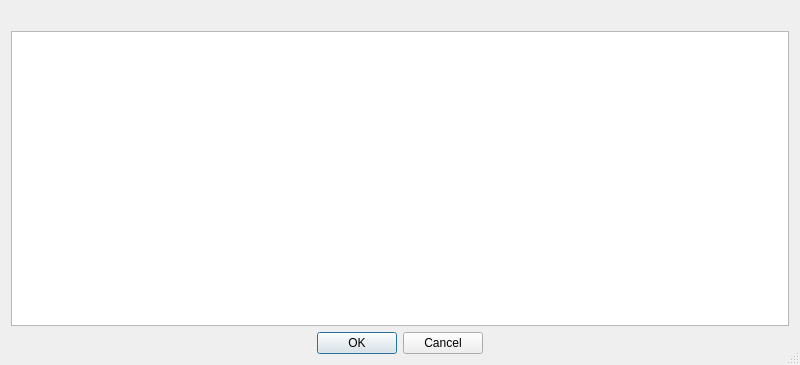
This is previewselectdialog.ui in silverqx/qMedia as Qt 5 draws it before an edit. The edited form follows.
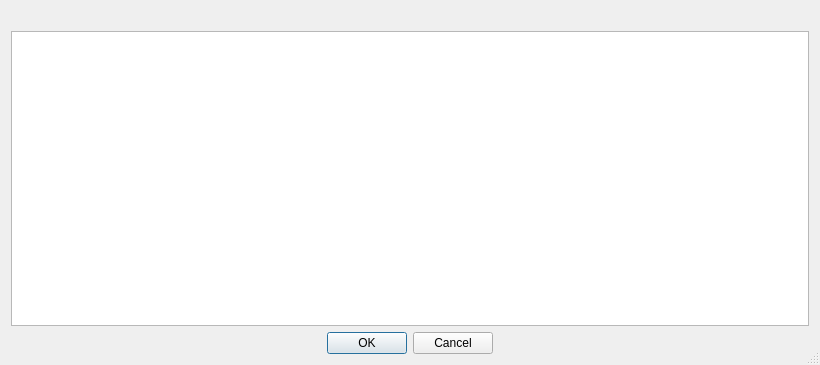
This is the edited form.

The edit to the form file:
```diff
--- a/previewselectdialog.ui
+++ b/previewselectdialog.ui
@@ -9,7 +9,7 @@
    <rect>
     <x>0</x>
     <y>0</y>
-    <width>800</width>
+    <width>820</width>
     <height>365</height>
    </rect>
   </property>
@@ -21,7 +21,7 @@
   </property>
   <property name="minimumSize">
    <size>
-    <width>800</width>
+    <width>640</width>
     <height>280</height>
    </size>
   </property>
@@ -63,7 +63,7 @@
       <bool>true</bool>
      </property>
      <property name="textElideMode">
-      <enum>Qt::ElideRight</enum>
+      <enum>Qt::ElideMiddle</enum>
      </property>
      <property name="indentation">
       <number>25</number>
```
